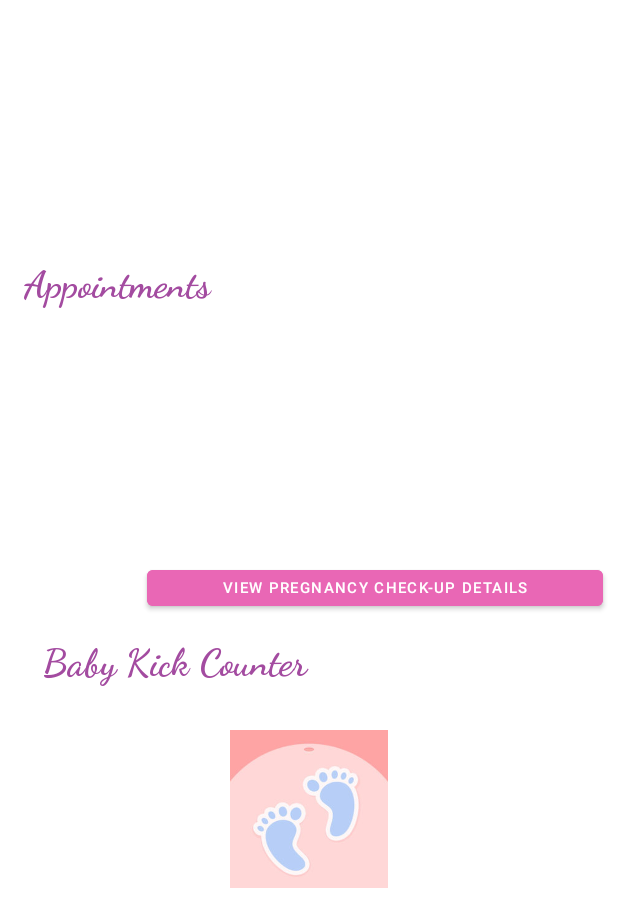
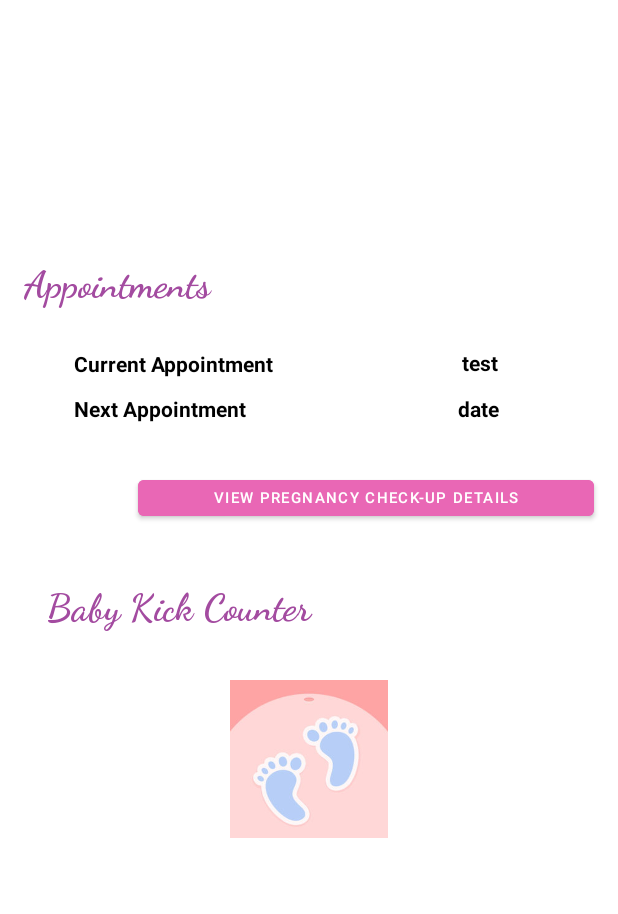
Before and after one commit to LeylaDiana/MommyJourneyApp, an Android app: the UserDashboard screen opened directly, with no data from a screen before it, on a phone screen of 412 x 824 dp, the part 322-1236 px from its top. Run offline under Robolectric (Android 15) with nearby library versions, the phone set to English and light mode, and no system bars; our stand-ins replace Firebase (no records; nobody signed in at launch, a user with empty details on screens opened directly).

Commit message:
AddinCurrentAppointmentDate

```diff
--- a/app/src/main/java/com/example/mommyjourneyapp/NurseKeyInDetails.kt
+++ b/app/src/main/java/com/example/mommyjourneyapp/NurseKeyInDetails.kt
@@ -1,5 +1,6 @@
 package com.example.mommyjourneyapp
 
+import android.annotation.SuppressLint
 import android.content.Intent
 import androidx.appcompat.app.AppCompatActivity
 import android.os.Bundle
@@ -44,6 +45,7 @@ class NurseKeyInDetails : AppCompatActivity() {
     }
 
 
+    @SuppressLint("SuspiciousIndentation")
     private fun getUserData() {
 //
         dbref = FirebaseDatabase.getInstance().getReference("Users")
--- a/app/src/main/java/com/example/mommyjourneyapp/UserDashboard.kt
+++ b/app/src/main/java/com/example/mommyjourneyapp/UserDashboard.kt
@@ -1,6 +1,5 @@
 package com.example.mommyjourneyapp
 
-import android.content.Context
 import android.content.Intent
 import android.os.Bundle
 import android.view.View
@@ -8,6 +7,7 @@ import android.widget.*
 import androidx.appcompat.app.AppCompatActivity
 import androidx.recyclerview.widget.LinearLayoutManager
 import androidx.recyclerview.widget.RecyclerView
+import com.google.firebase.auth.FirebaseAuth
 import com.google.firebase.database.*
 
 
@@ -15,6 +15,9 @@ class UserDashboard : AppCompatActivity() {
     private lateinit var dbref: DatabaseReference
     private lateinit var userRecyclerview: RecyclerView
     private lateinit var userArrayList: ArrayList<Users>
+    var databaseReference: DatabaseReference? = null
+    var databases: FirebaseDatabase? = null
+    private var auth: FirebaseAuth? = null
     override fun onCreate(savedInstanceState: Bundle?) {
         super.onCreate(savedInstanceState)
         setContentView(R.layout.activity_user_dashboard)
@@ -39,9 +42,9 @@ class UserDashboard : AppCompatActivity() {
 
             override fun onDataChange(snapshot: DataSnapshot) {
 
-                if (snapshot.exists()){
+                if (snapshot.exists()) {
 
-                    for (userSnapshot in snapshot.children){
+                    for (userSnapshot in snapshot.children) {
 
 
                         val user = userSnapshot.getValue(Users::class.java)
@@ -66,34 +69,33 @@ class UserDashboard : AppCompatActivity() {
 
 
 
+       val fireBaseTextView2 = findViewById<View>(R.id.date1)
 
-//        var arrayAdapter: ArrayAdapter<*>
-//        val users = arrayOf( "Name:".toString(),
-//            "IC Number: ",
-//            " Date of Birth: ",
-//            "Hospital Name: ")
-//
-//
-//        val  followup = arrayOf( "Follow Up", "Follow Up ",  "Follow Up"  )
-//        val  date = arrayOf( "26/07/2022", "27/5/2022","25/03/1995"
-//        )
-//
-//        val uListView = findViewById<ListView>(R.id.userlist)
-//        arrayAdapter = ArrayAdapter(this, android.R.layout.simple_list_item_1, users)
-//        uListView.adapter = arrayAdapter
-//        uListView.setBackgroundColor(Color.parseColor("#E7E0EC"));
-//
-//
-//        // access the listView from xml file
-//        val ListView = findViewById<ListView>(R.id.followup)
-//        arrayAdapter = ArrayAdapter(this, android.R.layout.simple_list_item_1, followup)
-//        ListView.adapter = arrayAdapter
-//        ListView.setBackgroundColor(Color.parseColor("#E7E0EC"));
-//
-//        val mListView = findViewById<ListView>(R.id.date)
-//        arrayAdapter = ArrayAdapter(this, android.R.layout.simple_list_item_1, date)
-//        mListView.adapter = arrayAdapter
-//        mListView.setBackgroundColor(Color.parseColor("#E7E0EC"));
+        //Write a message to the database
+
+        //Write a message to the database
+        val database = FirebaseDatabase.getInstance()
+        val myRef = database.getReference("CurrentAppointmentDate")
+
+
+
+        //Display the message from the database
+
+        //Display the message from the database
+        myRef.addValueEventListener(object : ValueEventListener {
+            override fun onDataChange(dataSnapshot: DataSnapshot) {
+                if (dataSnapshot.exists()) {
+                    dataSnapshot.getValue(String::class.java)
+                    fireBaseTextView2.toString()
+                }
+            }
+
+            override fun onCancelled(databaseError: DatabaseError) {}
+        })
+
+
+
+
 
 
 
--- a/app/src/main/res/layout/activity_user_dashboard.xml
+++ b/app/src/main/res/layout/activity_user_dashboard.xml
@@ -67,10 +67,10 @@
         android:textStyle="bold"
         app:layout_constraintBottom_toBottomOf="parent"
         app:layout_constraintEnd_toEndOf="parent"
-        app:layout_constraintHorizontal_bias="0.207"
+        app:layout_constraintHorizontal_bias="0.245"
         app:layout_constraintStart_toStartOf="parent"
         app:layout_constraintTop_toTopOf="parent"
-        app:layout_constraintVertical_bias="0.813" />
+        app:layout_constraintVertical_bias="0.762" />
 
     <ImageView
         android:id="@+id/MotherPhoto"
@@ -92,31 +92,8 @@
         app:layout_constraintEnd_toEndOf="parent"
         app:layout_constraintStart_toStartOf="parent"
         app:layout_constraintTop_toTopOf="parent"
-        app:layout_constraintVertical_bias="0.974"
+        app:layout_constraintVertical_bias="0.924"
         app:srcCompat="@drawable/babykick" />
-
-    <ListView
-        android:id="@+id/followup"
-        android:layout_width="146dp"
-        android:layout_height="117dp"
-        android:layout_marginStart="16dp"
-        app:layout_constraintBottom_toBottomOf="parent"
-        app:layout_constraintEnd_toEndOf="parent"
-        app:layout_constraintHorizontal_bias="0.128"
-        app:layout_constraintStart_toStartOf="parent"
-        app:layout_constraintTop_toTopOf="parent"
-        app:layout_constraintVertical_bias="0.605" />
-
-    <ListView
-        android:id="@+id/date"
-        android:layout_width="157dp"
-        android:layout_height="119dp"
-        app:layout_constraintBottom_toBottomOf="parent"
-        app:layout_constraintEnd_toEndOf="parent"
-        app:layout_constraintHorizontal_bias="0.763"
-        app:layout_constraintStart_toStartOf="parent"
-        app:layout_constraintTop_toTopOf="parent"
-        app:layout_constraintVertical_bias="0.607" />
 
     <Button
         android:id="@+id/viewpreg"
@@ -127,10 +104,10 @@
         android:textSize="10sp"
         app:layout_constraintBottom_toBottomOf="parent"
         app:layout_constraintEnd_toEndOf="parent"
-        app:layout_constraintHorizontal_bias="0.906"
+        app:layout_constraintHorizontal_bias="0.85"
         app:layout_constraintStart_toStartOf="parent"
         app:layout_constraintTop_toTopOf="parent"
-        app:layout_constraintVertical_bias="0.728" />
+        app:layout_constraintVertical_bias="0.646" />
 
     <androidx.recyclerview.widget.RecyclerView
         android:id="@+id/userlist"
@@ -144,4 +121,70 @@
         app:layout_constraintVertical_bias="0.247"
         tools:listitem="@layout/user_item2" />
 
+    <TextView
+        android:id="@+id/currentapt"
+        android:layout_width="wrap_content"
+        android:layout_height="wrap_content"
+        android:text="Current Appointment"
+        android:textColor="@color/black"
+        android:textSize="14dp"
+
+
+        android:textStyle="bold"
+        app:layout_constraintBottom_toBottomOf="parent"
+        app:layout_constraintEnd_toEndOf="parent"
+        app:layout_constraintHorizontal_bias="0.177"
+        app:layout_constraintStart_toStartOf="parent"
+        app:layout_constraintTop_toTopOf="parent"
+        app:layout_constraintVertical_bias="0.523" />
+
+    <TextView
+        android:id="@+id/currentapt3"
+        android:layout_width="wrap_content"
+        android:layout_height="wrap_content"
+        android:text="Next Appointment"
+        android:textColor="@color/black"
+        android:textSize="14dp"
+
+        android:textStyle="bold"
+        app:layout_constraintBottom_toBottomOf="parent"
+        app:layout_constraintEnd_toEndOf="parent"
+        app:layout_constraintHorizontal_bias="0.166"
+        app:layout_constraintStart_toStartOf="parent"
+        app:layout_constraintTop_toTopOf="parent"
+        app:layout_constraintVertical_bias="0.563" />
+
+    <TextView
+        android:id="@+id/date1"
+        android:layout_width="wrap_content"
+        android:layout_height="wrap_content"
+
+        android:text="test"
+        android:textColor="@color/black"
+
+        android:textSize="14dp"
+        android:textStyle="bold"
+        app:layout_constraintBottom_toBottomOf="parent"
+        app:layout_constraintEnd_toEndOf="parent"
+        app:layout_constraintHorizontal_bias="0.793"
+        app:layout_constraintStart_toStartOf="parent"
+        app:layout_constraintTop_toTopOf="parent"
+        app:layout_constraintVertical_bias="0.522" />
+
+    <TextView
+        android:id="@+id/currentapt4"
+        android:layout_width="wrap_content"
+        android:layout_height="wrap_content"
+        android:text="date"
+        android:textColor="@color/black"
+        android:textSize="14dp"
+
+        android:textStyle="bold"
+        app:layout_constraintBottom_toBottomOf="parent"
+        app:layout_constraintEnd_toEndOf="parent"
+        app:layout_constraintHorizontal_bias="0.793"
+        app:layout_constraintStart_toStartOf="parent"
+        app:layout_constraintTop_toTopOf="parent"
+        app:layout_constraintVertical_bias="0.563" />
+
 </androidx.constraintlayout.widget.ConstraintLayout>
```
Lines whose indentation alone changed are shown as unchanged.
